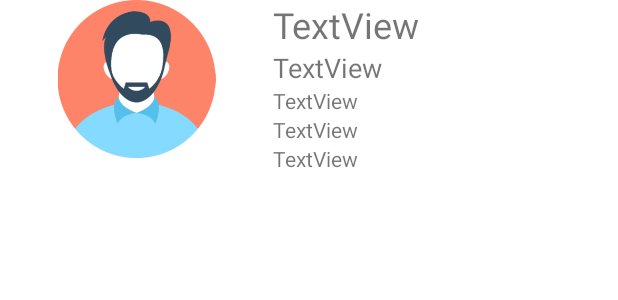
After one commit to rodrigodojo/AgendaDeContatos, an Android app: the layout celula_contato.xml on its own in the app's theme, with its tools: preview values and no code run, on a phone screen of 412 x 824 dp. The commit adds this screen. Shown: the top 300 px of the screen. Run offline under Robolectric (Android 15) with nearby library versions, the phone set to English and light mode, and no system bars.

Commit message:
atualizaçao de projeto.

```diff
--- a/app/src/main/AndroidManifest.xml
+++ b/app/src/main/AndroidManifest.xml
@@ -1,6 +1,8 @@
 <?xml version="1.0" encoding="utf-8"?>
 <manifest xmlns:android="http://schemas.android.com/apk/res/android"
     package="com.dojo.agendadecontatos">
+
+    <uses-permission android:name="android.permission.RECEIVE_SMS"/>
 
     <application
         android:allowBackup="true"
--- /dev/null
+++ b/app/src/main/res/layout/celula_contato.xml
@@ -0,0 +1,70 @@
+<?xml version="1.0" encoding="utf-8"?>
+<androidx.constraintlayout.widget.ConstraintLayout
+    xmlns:android="http://schemas.android.com/apk/res/android"
+    xmlns:app="http://schemas.android.com/apk/res-auto"
+    android:layout_width="match_parent"
+    android:layout_height="match_parent">
+
+    <LinearLayout
+        android:layout_width="match_parent"
+        android:layout_height="match_parent"
+        android:orientation="horizontal"
+        app:layout_constraintBottom_toBottomOf="parent"
+        app:layout_constraintEnd_toEndOf="parent"
+        app:layout_constraintStart_toStartOf="parent"
+        app:layout_constraintTop_toTopOf="parent">
+
+        <ImageView
+            android:id="@+id/fotoCelula"
+            android:layout_width="50dp"
+            android:layout_height="105dp"
+            android:layout_weight="1"
+            app:srcCompat="@drawable/person" />
+
+        <LinearLayout
+            android:layout_width="wrap_content"
+            android:layout_height="wrap_content"
+            android:layout_weight="1"
+            android:orientation="vertical">
+
+            <TextView
+                android:id="@+id/nomeCelula"
+                android:layout_width="wrap_content"
+                android:layout_height="wrap_content"
+                android:layout_weight="1"
+                android:text="TextView"
+                android:textSize="24sp" />
+
+            <TextView
+                android:id="@+id/telefoneCelula"
+                android:layout_width="wrap_content"
+                android:layout_height="wrap_content"
+                android:layout_weight="1"
+                android:text="TextView"
+                android:textSize="18sp" />
+
+            <TextView
+                android:id="@+id/emailCelula"
+                android:layout_width="match_parent"
+                android:layout_height="wrap_content"
+                android:layout_weight="1"
+                android:text="TextView" />
+
+            <TextView
+                android:id="@+id/siteCelula"
+                android:layout_width="match_parent"
+                android:layout_height="wrap_content"
+                android:layout_weight="1"
+                android:text="TextView" />
+
+            <TextView
+                android:id="@+id/enderecoCelula"
+                android:layout_width="match_parent"
+                android:layout_height="wrap_content"
+                android:layout_weight="1"
+                android:text="TextView" />
+
+        </LinearLayout>
+
+    </LinearLayout>
+</androidx.constraintlayout.widget.ConstraintLayout>
--- a/app/src/main/res/layout/content_formulario.xml
+++ b/app/src/main/res/layout/content_formulario.xml
@@ -11,7 +11,7 @@
         android:layout_width="wrap_content"
         android:layout_height="180dp"
         android:layout_marginTop="32dp"
-        android:src="@drawable/person"
+        app:srcCompat="@drawable/person"
         app:layout_constraintEnd_toEndOf="parent"
         app:layout_constraintStart_toStartOf="parent"
         app:layout_constraintTop_toTopOf="parent" />
--- a/app/src/main/res/values/colors.xml
+++ b/app/src/main/res/values/colors.xml
@@ -7,4 +7,7 @@
     <color name="teal_700">#FF018786</color>
     <color name="black">#FF000000</color>
     <color name="white">#FFFFFFFF</color>
+
+    <color name="corPar">#C6C6C6</color>
+    <color name="corImpar">#616161</color>
 </resources>
```
Also changed, not shown: app/src/main/java/com/dojo/agendadecontatos/Contato.java (added, +75 -0 lines), app/src/main/java/com/dojo/agendadecontatos/ContatoAdaptador.java (added, +78 -0 lines), app/src/main/java/com/dojo/agendadecontatos/ContatoDAO.java (added, +103 -0 lines), app/src/main/java/com/dojo/agendadecontatos/Formulario.java (+23 -2 lines), app/src/main/java/com/dojo/agendadecontatos/FormularioHelper.java (added, +68 -0 lines), app/src/main/java/com/dojo/agendadecontatos/MainActivity.java (+111 -0 lines), app/src/main/java/com/dojo/agendadecontatos/SMSReceiver.java (added, +12 -0 lines).
